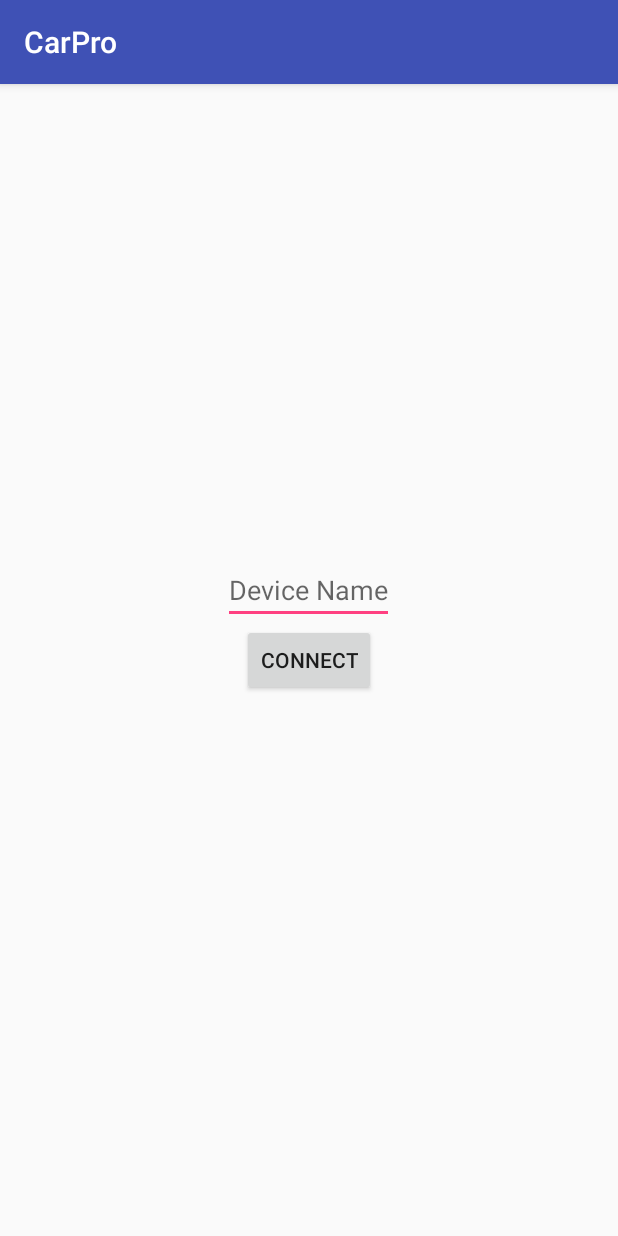
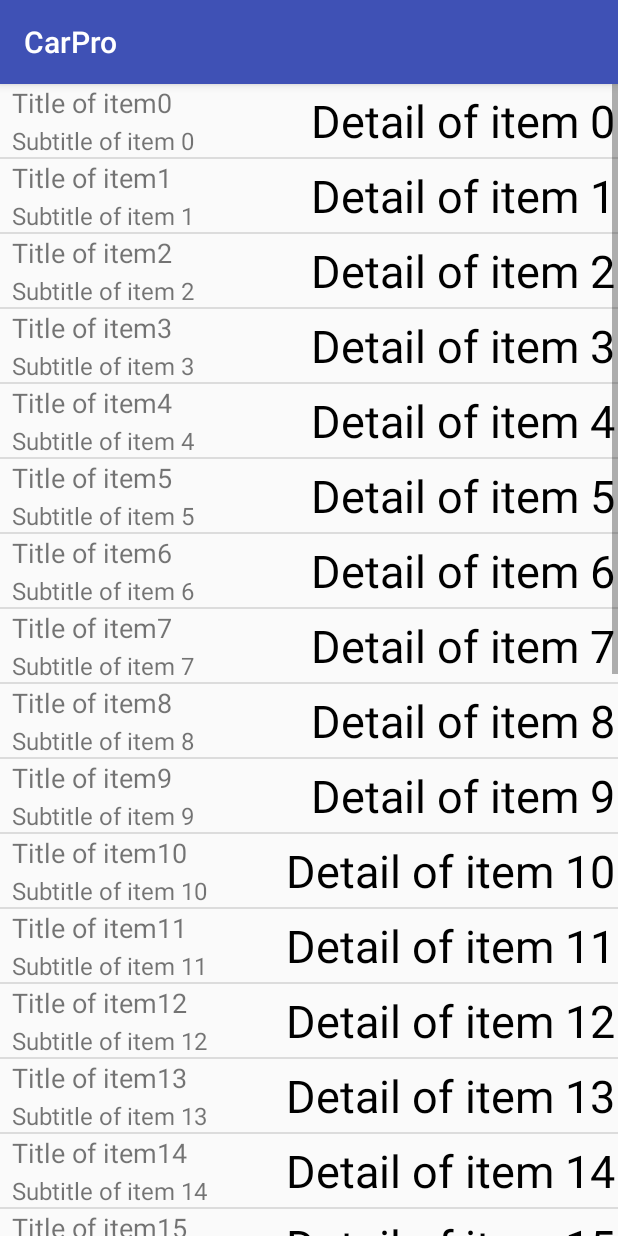
Before and after one commit to mahdafr/CarPro, an Android app: the screen it shows after launch (MainActivity before the commit, DisplayActivity after it), after a tap on "CONNECT", on a phone screen of 412 x 824 dp. Run offline under Robolectric (Android 15) with nearby library versions, the phone set to English and light mode, and no system bars; libraries missing offline, so code that uses them is left out: com.github.pires.obd; 7 statements that could not run were skipped.

Commit message:
Added second Activity.

```diff
--- a/app/build.gradle
+++ b/app/build.gradle
@@ -20,10 +20,11 @@ android {
 }
 
 dependencies {
-    compile fileTree(dir: 'libs', include: ['*.jar'])
+    compile fileTree(include: ['*.jar'], dir: 'libs')
     androidTestCompile('com.android.support.test.espresso:espresso-core:2.2.2', {
         exclude group: 'com.android.support', module: 'support-annotations'
     })
+    compile 'com.github.pires:obd-java-api:1.0'
     compile 'com.android.support:appcompat-v7:25.3.1'
     compile 'com.android.support.constraint:constraint-layout:1.0.2'
     compile 'com.android.support:design:25.3.1'
--- a/app/src/main/AndroidManifest.xml
+++ b/app/src/main/AndroidManifest.xml
@@ -26,6 +26,7 @@
                 <category android:name="android.intent.category.LAUNCHER" />
             </intent-filter>
         </activity>
+        <activity android:name=".DisplayActivity"></activity>
     </application>
 
 </manifest>
--- /dev/null
+++ b/app/src/main/java/edu/utep/cs/cs4330/carpro/DisplayActivity.java
@@ -0,0 +1,73 @@
+package edu.utep.cs.cs4330.carpro;
+
+import android.bluetooth.BluetoothAdapter;
+import android.bluetooth.BluetoothDevice;
+import android.bluetooth.BluetoothSocket;
+import android.support.v7.app.AppCompatActivity;
+import android.os.Bundle;
+import android.widget.ListView;
+
+import java.io.IOException;
+import java.util.ArrayList;
+import java.util.UUID;
+
+import com.github.pires.obd.commands.protocol.EchoOffCommand;
+import com.github.pires.obd.commands.protocol.LineFeedOffCommand;
+import com.github.pires.obd.commands.protocol.SelectProtocolCommand;
+import com.github.pires.obd.commands.protocol.TimeoutCommand;
+import com.github.pires.obd.enums.ObdProtocols;
+
+public class DisplayActivity extends AppCompatActivity {
+
+    private ListView mListView;
+
+    @Override
+    protected void onCreate(Bundle savedInstanceState) {
+        super.onCreate(savedInstanceState);
+        setContentView(R.layout.activity_display);
+
+        mListView = (ListView) findViewById(R.id.recipe_list_view);
+
+// 1
+        final ArrayList<ReadingItem> displayList = new ArrayList<ReadingItem>();
+        for(int i = 0; i < 30; i++){
+            String title = "Title of item"+i;
+            String subtitle = "Subtitle of item "+i;
+            String detail = "Detail of item "+i;
+            ReadingItem currentItem = new ReadingItem(title, subtitle, detail);
+            displayList.add(currentItem);
+        }
+
+// 4
+        ReadingItemAdapter adapter = new ReadingItemAdapter(this, displayList);
+        mListView.setAdapter(adapter);
+
+        // Create socket between device
+        BluetoothAdapter btAdapter = BluetoothAdapter.getDefaultAdapter();
+
+        BluetoothDevice device = btAdapter.getRemoteDevice(deviceAddress);
+
+        UUID uuid = UUID.randomUUID();
+        BluetoothSocket socket = null;
+
+        try{
+            socket = device.createInsecureRfcommSocketToServiceRecord(uuid);
+            socket.connect();
+
+            new EchoOffCommand().run(socket.getInputStream(), socket.getOutputStream());
+
+            new LineFeedOffCommand().run(socket.getInputStream(), socket.getOutputStream());
+
+            new TimeoutCommand(10).run(socket.getInputStream(), socket.getOutputStream());
+
+            new SelectProtocolCommand(ObdProtocols.AUTO).run(socket.getInputStream(), socket.getOutputStream());
+
+        }
+        catch (IOException e){
+            e.printStackTrace();
+        } catch (InterruptedException e) {
+            e.printStackTrace();
+        }
+
+    }
+}
--- a/app/src/main/java/edu/utep/cs/cs4330/carpro/MainActivity.java
+++ b/app/src/main/java/edu/utep/cs/cs4330/carpro/MainActivity.java
@@ -149,8 +149,15 @@ public class MainActivity extends AppCompatActivity {
             if ( canConnectTo(deviceNameField.getText().toString()) ) {
                 saveDeviceName(deviceNameField.getText().toString());
                 connectToDevice(deviceNameField.getText().toString());
+                startActivity();
             }
         }
+    }
+
+    /* Start the next activity */
+    private void startActivity(){
+        Intent intent = new Intent(this, DisplayActivity.class);
+        startActivity(intent);
     }
 
     /* Checks if the remote device name is available and an OBDII */
--- /dev/null
+++ b/app/src/main/java/edu/utep/cs/cs4330/carpro/ReadingItem.java
@@ -0,0 +1,47 @@
+package edu.utep.cs.cs4330.carpro;
+
+/**
+ * Created by marcolopez on 5/3/17.
+ */
+
+public class ReadingItem {
+    String title;
+    String description;
+    String details;
+
+    public ReadingItem(){
+        this.title = "";
+        this.description = "";
+        this.details = "";
+    }
+
+    public ReadingItem(String newTitle, String newDescription, String newDetail){
+        this.title = newTitle;
+        this.description = newDescription;
+        this.details = newDetail;
+    }
+
+    public String getTitle() {
+        return title;
+    }
+
+    public void setTitle(String title) {
+        this.title = title;
+    }
+
+    public String getDescription() {
+        return description;
+    }
+
+    public void setDescription(String description) {
+        this.description = description;
+    }
+
+    public String getDetails() {
+        return details;
+    }
+
+    public void setDetails(String details) {
+        this.details = details;
+    }
+}
--- /dev/null
+++ b/app/src/main/java/edu/utep/cs/cs4330/carpro/ReadingItemAdapter.java
@@ -0,0 +1,73 @@
+package edu.utep.cs.cs4330.carpro;
+
+import android.content.Context;
+import android.view.LayoutInflater;
+import android.view.View;
+import android.view.ViewGroup;
+import android.widget.BaseAdapter;
+import android.widget.TextView;
+
+import java.util.ArrayList;
+
+/**
+ * Created by marcolopez on 5/3/17.
+ */
+
+public class ReadingItemAdapter extends BaseAdapter {
+    private Context mContext;
+    private LayoutInflater mInflater;
+    private ArrayList<ReadingItem> mDataSource;
+
+    public ReadingItemAdapter(Context context, ArrayList<ReadingItem> items) {
+        mContext = context;
+        mDataSource = items;
+        mInflater = (LayoutInflater) mContext.getSystemService(Context.LAYOUT_INFLATER_SERVICE);
+    }
+
+    //1
+    @Override
+    public int getCount() {
+        return mDataSource.size();
+    }
+
+    //2
+    @Override
+    public Object getItem(int position) {
+        return mDataSource.get(position);
+    }
+
+    //3
+    @Override
+    public long getItemId(int position) {
+        return position;
+    }
+
+    //4
+    @Override
+    public View getView(int position, View convertView, ViewGroup parent) {
+
+        ReadingItem thisItem = (ReadingItem) getItem(position);
+
+        // Get view for row item
+        View rowView = mInflater.inflate(R.layout.list_item_reading, parent, false);
+
+        // Get title element
+        TextView titleTextView =
+                (TextView) rowView.findViewById(edu.utep.cs.cs4330.carpro.R.id.recipe_list_title);
+
+        // Get subtitle element
+        TextView subtitleTextView =
+                (TextView) rowView.findViewById(edu.utep.cs.cs4330.carpro.R.id.recipe_list_subtitle);
+
+        // Get detail element
+        TextView detailTextView =
+                (TextView) rowView.findViewById(edu.utep.cs.cs4330.carpro.R.id.recipe_list_detail);
+
+
+        titleTextView.setText(thisItem.title);
+        subtitleTextView.setText(thisItem.description);
+        detailTextView.setText(thisItem.details);
+
+        return rowView;
+    }
+}
--- /dev/null
+++ b/app/src/main/res/layout/activity_display.xml
@@ -0,0 +1,15 @@
+<?xml version="1.0" encoding="utf-8"?>
+<android.support.constraint.ConstraintLayout xmlns:android="http://schemas.android.com/apk/res/android"
+    xmlns:app="http://schemas.android.com/apk/res-auto"
+    xmlns:tools="http://schemas.android.com/tools"
+    android:layout_width="match_parent"
+    android:layout_height="match_parent"
+    tools:context="edu.utep.cs.cs4330.carpro.DisplayActivity">
+
+    <ListView
+        android:id="@+id/recipe_list_view"
+        android:layout_height="match_parent"
+        android:layout_width="match_parent">
+    </ListView>
+
+</android.support.constraint.ConstraintLayout>
--- /dev/null
+++ b/app/src/main/res/layout/list_item_reading.xml
@@ -0,0 +1,57 @@
+<?xml version="1.0" encoding="utf-8"?>
+<RelativeLayout xmlns:android="http://schemas.android.com/apk/res/android"
+                xmlns:tools="http://schemas.android.com/tools"
+                android:layout_width="match_parent"
+                android:layout_height="match_parent">
+
+  <RelativeLayout
+      android:id="@+id/recipe_list_text_layout"
+      android:layout_width="wrap_content"
+      android:layout_height="wrap_content"
+      android:layout_centerVertical="true"
+      android:layout_alignParentLeft="true"
+      android:layout_alignParentRight="true">
+
+    <TextView
+        android:id="@+id/recipe_list_title"
+        android:layout_width="wrap_content"
+        android:layout_height="wrap_content"
+        android:layout_marginLeft="8dp"
+        android:layout_marginRight="8dp"
+        android:textSize="18sp"
+        tools:text="Title"
+        />
+
+    <TextView
+        android:id="@+id/recipe_list_subtitle"
+        android:layout_width="wrap_content"
+        android:layout_height="wrap_content"
+        android:layout_below="@+id/recipe_list_title"
+        android:layout_marginLeft="8dp"
+        android:layout_marginRight="8dp"
+        android:layout_marginTop="2dp"
+        android:ellipsize="end"
+        android:maxLines="3"
+        android:textSize="16sp"
+        tools:text="Subtitle"
+        />
+
+  <TextView
+      android:id="@+id/recipe_list_detail"
+      android:layout_width="wrap_content"
+      android:layout_height="wrap_content"
+      android:layout_alignParentRight="true"
+      android:layout_centerVertical="true"
+      android:layout_marginLeft="4dp"
+      android:layout_marginRight="2dp"
+      android:maxLines="1"
+      android:paddingLeft="4dp"
+      android:textColor="#000000"
+      android:textSize="30sp"
+      tools:text="Detail"
+      />
+
+
+
+  </RelativeLayout>
+</RelativeLayout>
```
